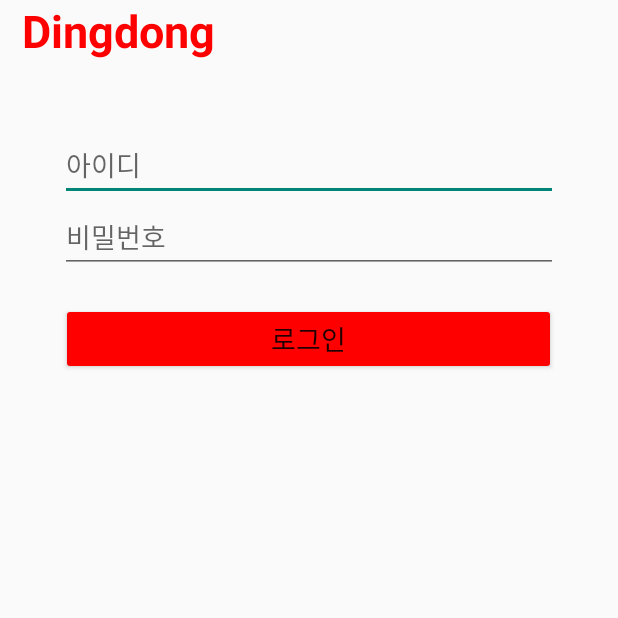
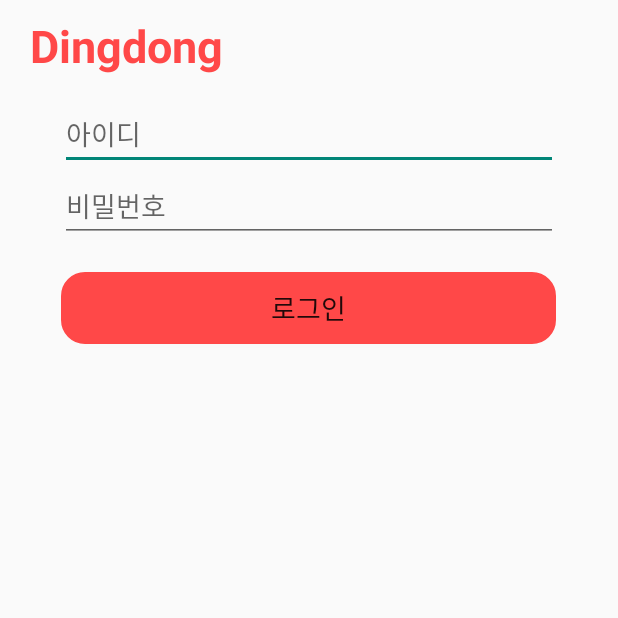
Before and after one commit to lmy6268/DdingDongApp, an Android app: the screen it shows after launch (LoginActivity), on a phone screen of 412 x 824 dp, the top half of it. Run offline under Robolectric (Android 15) with nearby library versions, the phone set to English and light mode, and no system bars.

Commit message:
12.01 커밋 작성자 : 이다함 ———————— * 수정 -activity_loading.xml ui 색 변경 -activity_login.xml ui 색 변경

```diff
--- a/appData/app/src/main/res/layout/activity_loading.xml
+++ b/appData/app/src/main/res/layout/activity_loading.xml
@@ -10,7 +10,7 @@
         android:layout_width="wrap_content"
         android:layout_height="wrap_content"
         android:text="Dingdong"
-        android:textColor="#ffff0000"
+        android:textColor="#FF4848"
         android:textSize="50sp"
         android:textStyle="bold"
         app:layout_constraintBottom_toBottomOf="parent"
--- a/appData/app/src/main/res/layout/activity_login.xml
+++ b/appData/app/src/main/res/layout/activity_login.xml
@@ -9,12 +9,12 @@
 
 
     <TextView
-        android:id="@+id/textView2"
         android:layout_width="wrap_content"
-        android:layout_height="wrap_content"
-        android:layout_marginBottom="45dp"
-        android:text="  Dingdong"
-        android:textColor="#ff0000"
+        android:layout_height="65dp"
+        android:paddingLeft="20dp"
+        android:paddingTop="10dp"
+        android:text="Dingdong"
+        android:textColor="#FF4848"
         android:textSize="30sp"
         android:textStyle="bold"
         tools:layout_editor_absoluteX="16dp"
@@ -27,7 +27,8 @@
         android:layout_marginHorizontal="40dp"
         android:maxLength="20"
         android:layout_width="match_parent"
-        android:layout_height="wrap_content"/>
+        android:layout_height="wrap_content"
+        />
 
     <EditText
         android:inputType="textPassword"
@@ -42,12 +43,13 @@
 
     <Button
         android:id="@+id/button"
-        android:backgroundTint="#ff0000"
+        android:backgroundTint="#FF4848"
         android:layout_width="330dp"
         android:layout_height="wrap_content"
         android:layout_gravity="center"
         android:text="로그인"
-        android:textSize="18dp"/>
+        android:textSize="18dp"
+        android:background="@drawable/edge"/>
 
 
 
```
